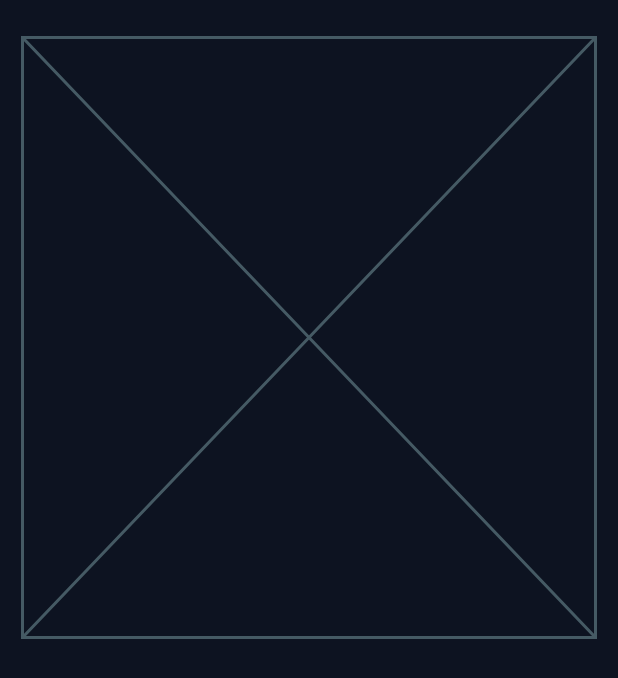
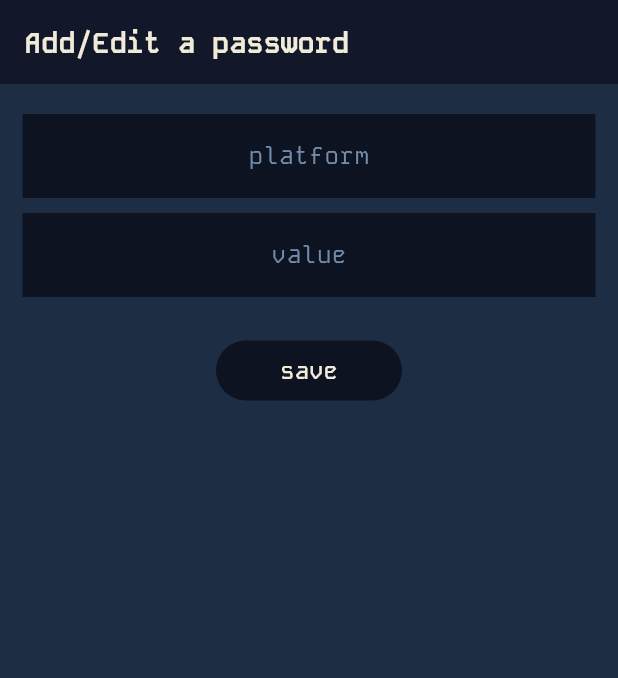
Before and after one commit to elomarii/PassMan, a Flutter app: the PasswordView screen opened by its route, on a phone screen of 412 x 824 dp. Shown: the top 678 px of the screen. Run offline on Flutter 3.47's test engine with Material 3 defaults, Android fonts, the phone set to English and light mode, and no system bars; our stand-ins replace get, hex, sqflite; missing offline and left inert: cryptography; accounts and stored records are empty.

Commit message:
password management view

```diff
--- a/lib/views/password/password_controller.dart
+++ b/lib/views/password/password_controller.dart
@@ -1,3 +1,50 @@
+import 'package:PassMan/constants/globals.dart';
+import 'package:PassMan/routes/app_routes.dart';
+import 'package:PassMan/utility.dart';
+import 'package:flutter/material.dart';
 import 'package:get/get.dart';
 
-class PasswordController extends GetxController {}
+class PasswordController extends GetxController {
+  int? passId;
+  TextEditingController platform = TextEditingController();
+  TextEditingController value = TextEditingController();
+  GlobalKey<FormState> form = GlobalKey();
+
+  @override
+  void onInit() {
+    if (Get.arguments != null) {
+      passId = Get.arguments[0];
+      platform.text = Get.arguments[1];
+      value.text = Get.arguments[2];
+    }
+    super.onInit();
+  }
+
+  Future<void> savePassword() async {
+    if (!form.currentState!.validate()) return;
+    String encryption = await encrypt(value.text);
+    if (passId != null) {
+      await passmanDb.update(
+        passwordsTable,
+        {"platform": platform.text.trim(), "value": encryption},
+        where: "id = ?",
+        whereArgs: [passId],
+      );
+    } else {
+      await passmanDb.insert(
+        passwordsTable,
+        {"platform": platform.text.trim(), "value": encryption},
+      );
+    }
+    Get.offAllNamed(AppRoutes.home);
+  }
+
+  Future<void> deletePassword() async {
+    await passmanDb.delete(
+      passwordsTable,
+      where: "id = ?",
+      whereArgs: [passId],
+    );
+    Get.offAllNamed(AppRoutes.home);
+  }
+}
--- a/lib/views/password/password_view.dart
+++ b/lib/views/password/password_view.dart
@@ -1,11 +1,62 @@
+import 'package:PassMan/constants/colors.dart';
+import 'package:PassMan/views/password/password_controller.dart';
 import 'package:PassMan/widgets/app_scaffold.dart';
+import 'package:PassMan/widgets/button.dart';
+import 'package:PassMan/widgets/text_field.dart';
 import 'package:flutter/material.dart';
+import 'package:get/get.dart';
 
-class PasswordView extends StatelessWidget {
+class PasswordView extends GetView<PasswordController> {
   const PasswordView({super.key});
 
   @override
   Widget build(BuildContext context) {
-    return AppScaffold(body: const Placeholder());
+    return AppScaffold(
+      bgColor: AppColors.second,
+      appBar: AppBar(
+        automaticallyImplyLeading: false,
+        backgroundColor: AppColors.first,
+        elevation: 2,
+        title: Text(
+          "Add/Edit a password",
+          style: TextStyle(
+            color: AppColors.fifth,
+            fontSize: 19,
+            fontWeight: FontWeight.bold,
+          ),
+        ),
+      ),
+      body: Form(
+        key: controller.form,
+        child: Column(
+          children: [
+            const SizedBox(height: 20),
+            AppTextField(
+              controller: controller.platform,
+              label: "platform",
+              fillColor: AppColors.first,
+            ),
+            const SizedBox(height: 10),
+            AppTextField(
+              controller: controller.value,
+              label: "value",
+              fillColor: AppColors.first,
+            ),
+            const SizedBox(height: 25),
+            Button(
+              title: "save",
+              onPressed: controller.savePassword,
+            ),
+            Visibility(
+              visible: controller.passId != null,
+              child: Button(
+                title: "delete",
+                onPressed: controller.deletePassword,
+              ),
+            ),
+          ],
+        ),
+      ),
+    );
   }
 }
```
